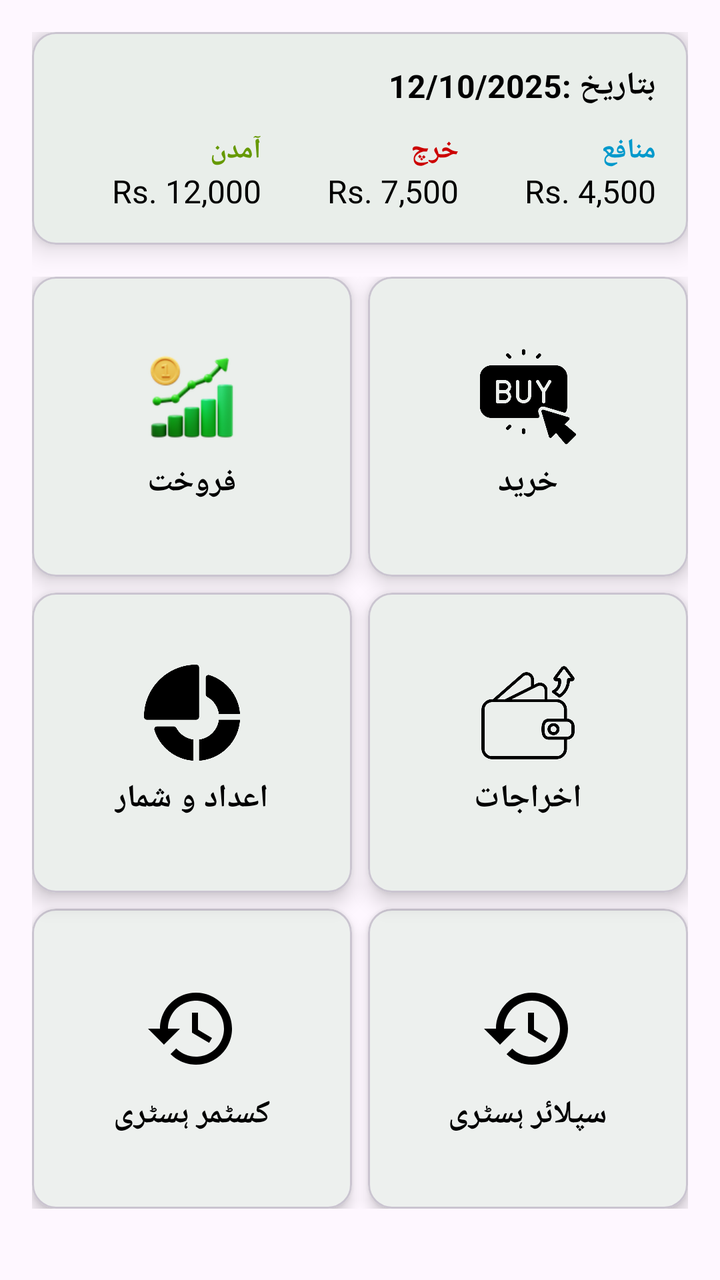
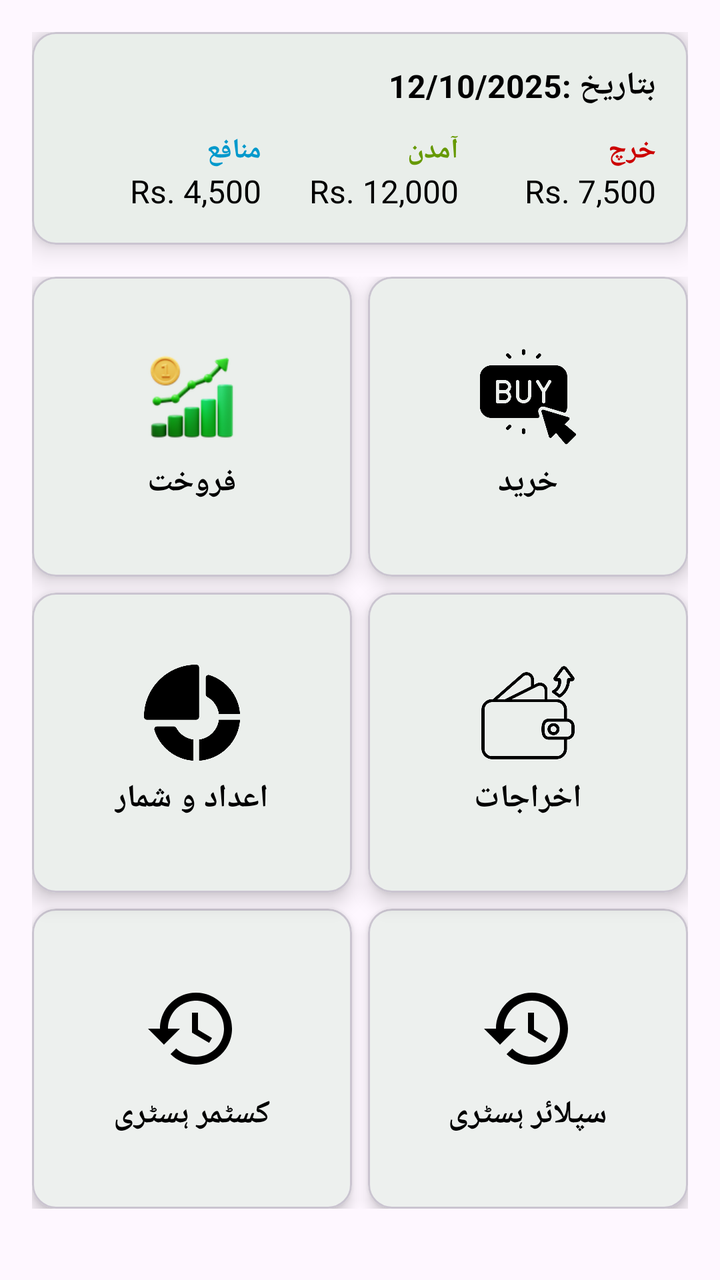

Screens rendered from an Android XML layout before and after an edit, with the pre-edit source and the edit as a unified diff.
<!-- AndroidManifest.xml: application theme Theme.MilkLedger -->
<!-- res/layout/fragment_dashboard.xml -->
<?xml version="1.0" encoding="utf-8"?>
<ScrollView xmlns:android="http://schemas.android.com/apk/res/android"
    xmlns:card_view="http://schemas.android.com/apk/res-auto"
    xmlns:app="http://schemas.android.com/apk/res-auto"
    android:layout_width="match_parent"
    android:layout_height="match_parent"
    android:padding="16dp"
    android:layoutDirection="rtl"
    >

    <LinearLayout
        android:layout_width="match_parent"
        android:layout_height="wrap_content"
        android:orientation="vertical">

        
        <com.google.android.material.card.MaterialCardView
            android:layout_width="match_parent"
            android:layout_height="wrap_content"
            app:cardCornerRadius="12dp"
            app:cardElevation="8dp"
            android:layout_marginBottom="16dp">

            <LinearLayout
                android:layout_width="match_parent"
                android:layout_height="wrap_content"
                android:padding="16dp"
                android:orientation="vertical">

                <LinearLayout
                    android:layout_width="match_parent"
                    android:orientation="horizontal"
                    android:layout_gravity="end"
                    android:layout_height="wrap_content">

                    <TextView
                        android:layout_width="wrap_content"
                        android:layout_height="wrap_content"
                        android:text="بتاریخ :"
                        android:textSize="16sp"
                        android:textStyle="bold"
                        android:textColor="@android:color/black" />

                    <TextView
                        android:id="@+id/tvTodayDate"
                        android:layout_width="wrap_content"
                        android:layout_height="wrap_content"
                        android:text="12/10/2025"
                        android:textSize="16sp"
                        android:textStyle="bold"
                        android:textColor="@android:color/black" />
                </LinearLayout>

                <LinearLayout
                    android:layout_width="match_parent"
                    android:layout_height="wrap_content"
                    android:orientation="horizontal"
                    android:layout_marginTop="12dp"
                    android:weightSum="3">

                    
                    <LinearLayout
                        android:layout_width="0dp"
                        android:layout_height="wrap_content"
                        android:layout_weight="1"
                        android:orientation="vertical">

                        <TextView
                            android:id="@+id/tvProfitLabel"
                            android:layout_width="wrap_content"
                            android:layout_height="wrap_content"
                            android:text="منافع"
                            android:textStyle="bold"
                            android:textSize="14sp"
                            android:textColor="@android:color/holo_blue_dark" />

                        <TextView
                            android:id="@+id/tvProfit"
                            android:layout_width="wrap_content"
                            android:layout_height="wrap_content"
                            android:text="Rs. 4,500"
                            android:textSize="16sp"
                            android:textColor="@android:color/black" />
                    </LinearLayout>

                    
                    <LinearLayout
                        android:layout_width="0dp"
                        android:layout_height="wrap_content"
                        android:layout_weight="1"
                        android:orientation="vertical">

                        <TextView
                            android:id="@+id/tvTotalExpenseLabel"
                            android:layout_width="wrap_content"
                            android:layout_height="wrap_content"
                            android:text="خرچ"
                            android:textStyle="bold"
                            android:textSize="14sp"
                            android:textColor="@android:color/holo_red_dark" />

                        <TextView
                            android:id="@+id/tvTotalExpense"
                            android:layout_width="wrap_content"
                            android:layout_height="wrap_content"
                            android:text="Rs. 7,500"
                            android:textSize="16sp"
                            android:textColor="@android:color/black" />
                    </LinearLayout>

                    
                    <LinearLayout
                        android:layout_width="0dp"
                        android:layout_height="wrap_content"
                        android:layout_weight="1"
                        android:orientation="vertical">

                        <TextView
                            android:id="@+id/tvTotalIncomeLabel"
                            android:layout_width="wrap_content"
                            android:layout_height="wrap_content"
                            android:text="آمدن"
                            android:textStyle="bold"
                            android:textSize="14sp"
                            android:textColor="@android:color/holo_green_dark" />

                        <TextView
                            android:id="@+id/tvTotalIncome"
                            android:layout_width="wrap_content"
                            android:layout_height="wrap_content"
                            android:text="Rs. 12,000"
                            android:textSize="16sp"
                            android:textColor="@android:color/black" />
                    </LinearLayout>
                </LinearLayout>
            </LinearLayout>
        </com.google.android.material.card.MaterialCardView>

        
        <GridLayout
            android:layout_width="match_parent"
            android:layout_height="wrap_content"
            android:columnCount="2"
            android:alignmentMode="alignMargins"
            >

            
            <com.google.android.material.card.MaterialCardView
                android:id="@+id/cardPurchases"
                android:layout_width="0dp"
                android:layout_height="150dp"

                android:layout_columnWeight="1"
                android:layout_marginEnd="8dp"
                android:layout_marginBottom="4dp"
                android:clickable="true"
                android:focusable="true"
                android:foreground="?android:attr/selectableItemBackground"
                app:cardCornerRadius="12dp"
                app:cardElevation="6dp">

                <LinearLayout
                    android:layout_width="match_parent"
                    android:layout_height="match_parent"
                    android:gravity="center"
                    android:orientation="vertical">

                    <ImageView
                        android:layout_width="48dp"
                        android:layout_height="48dp"
                        android:contentDescription="Purchases"
                        android:src="@drawable/ic_buy" />

                    <TextView
                        android:layout_width="wrap_content"
                        android:layout_height="wrap_content"
                        android:layout_marginTop="8dp"
                        android:text="خرید"
                        android:textColor="@android:color/black"
                        android:textSize="16sp"
                        android:textStyle="bold" />
                </LinearLayout>
            </com.google.android.material.card.MaterialCardView>

            
            <com.google.android.material.card.MaterialCardView
                android:id="@+id/cardSales"
                android:layout_width="0dp"
                android:layout_height="150dp"
                android:layout_columnWeight="1"
                android:layout_marginBottom="4dp"
                android:clickable="true"
                android:focusable="true"
                android:foreground="?android:attr/selectableItemBackground"
                app:cardCornerRadius="12dp"
                app:cardElevation="6dp">

                <LinearLayout
                    android:layout_width="match_parent"
                    android:layout_height="match_parent"
                    android:gravity="center"
                    android:orientation="vertical">

                    <ImageView
                        android:layout_width="48dp"
                        android:layout_height="48dp"
                        android:contentDescription="Sales"
                        android:src="@drawable/ic_sales" />

                    <TextView
                        android:layout_width="wrap_content"
                        android:layout_height="wrap_content"
                        android:layout_marginTop="8dp"
                        android:text="فروخت"
                        android:textColor="@android:color/black"
                        android:textSize="16sp"
                        android:textStyle="bold" />
                </LinearLayout>
            </com.google.android.material.card.MaterialCardView>



            
            <com.google.android.material.card.MaterialCardView
                android:id="@+id/cardExpenses"
                android:layout_width="0dp"
                android:layout_height="150dp"
                android:layout_columnWeight="1"
                android:layout_marginTop="4dp"
                android:layout_marginEnd="8dp"
                android:clickable="true"
                android:focusable="true"
                android:foreground="?android:attr/selectableItemBackground"
                app:cardCornerRadius="12dp"
                app:cardElevation="6dp">

                <LinearLayout
                    android:layout_width="match_parent"
                    android:layout_height="match_parent"
                    android:gravity="center"
                    android:orientation="vertical">

                    <ImageView
                        android:layout_width="48dp"
                        android:layout_height="48dp"
                        android:contentDescription="Expenses"
                        android:src="@drawable/ic_expense" />

                    <TextView
                        android:layout_width="wrap_content"
                        android:layout_height="wrap_content"
                        android:layout_marginTop="8dp"
                        android:text="اخراجات"
                        android:textColor="@android:color/black"
                        android:textSize="16sp"
                        android:textStyle="bold" />
                </LinearLayout>
            </com.google.android.material.card.MaterialCardView>

            
            <com.google.android.material.card.MaterialCardView
                android:id="@+id/cardStats"
                android:layout_width="0dp"
                android:layout_height="150dp"
                android:layout_columnWeight="1"
                android:layout_marginTop="4dp"
                android:clickable="true"
                android:focusable="true"
                android:foreground="?android:attr/selectableItemBackground"
                app:cardCornerRadius="12dp"
                app:cardElevation="6dp">

                <LinearLayout
                    android:layout_width="match_parent"
                    android:layout_height="match_parent"
                    android:gravity="center"
                    android:orientation="vertical">

                    <ImageView
                        android:layout_width="48dp"
                        android:layout_height="48dp"
                        android:contentDescription="Stats"
                        android:src="@drawable/ic_stats" />

                    <TextView
                        android:layout_width="wrap_content"
                        android:layout_height="wrap_content"
                        android:layout_marginTop="8dp"
                        android:text="اعداد و شمار"
                        android:textColor="@android:color/black"
                        android:textSize="16sp"
                        android:textStyle="bold" />
                </LinearLayout>
            </com.google.android.material.card.MaterialCardView>

            
            <com.google.android.material.card.MaterialCardView
                android:id="@+id/cardSupplierHistory"
                android:layout_width="0dp"
                android:layout_height="150dp"
                android:layout_columnWeight="1"
                android:layout_marginTop="8dp"
                android:layout_marginEnd="8dp"
                android:clickable="true"
                android:focusable="true"
                android:foreground="?android:attr/selectableItemBackground"
                app:cardCornerRadius="12dp"
                app:cardElevation="4dp">

                <LinearLayout
                    android:layout_width="match_parent"
                    android:layout_height="match_parent"
                    android:gravity="center"
                    android:orientation="vertical">

                    <ImageView
                        android:layout_width="48dp"
                        android:layout_height="48dp"
                        android:contentDescription="Supplier History"
                        android:src="@drawable/ic_history" />

                    <TextView
                        android:layout_width="wrap_content"
                        android:layout_height="wrap_content"
                        android:layout_marginTop="8dp"
                        android:text="سپلائر ہسٹری"
                        android:textColor="@android:color/black"
                        android:textSize="16sp"
                        android:textStyle="bold" />
                </LinearLayout>
            </com.google.android.material.card.MaterialCardView>

            
            <com.google.android.material.card.MaterialCardView
                android:id="@+id/cardCustomerHistory"
                android:layout_width="0dp"
                android:layout_height="150dp"
                android:layout_columnWeight="1"
                android:layout_marginTop="8dp"
                android:clickable="true"
                android:focusable="true"
                android:foreground="?android:attr/selectableItemBackground"
                app:cardCornerRadius="12dp"
                app:cardElevation="4dp">

                <LinearLayout
                    android:layout_width="match_parent"
                    android:layout_height="match_parent"
                    android:gravity="center"
                    android:orientation="vertical">

                    <ImageView
                        android:layout_width="48dp"
                        android:layout_height="48dp"
                        android:contentDescription="Customer History"
                        android:src="@drawable/ic_history" />

                    <TextView
                        android:layout_width="wrap_content"
                        android:layout_height="wrap_content"
                        android:layout_marginTop="8dp"
                        android:text="کسٹمر ہسٹری"
                        android:textColor="@android:color/black"
                        android:textSize="16sp"
                        android:textStyle="bold" />
                </LinearLayout>
            </com.google.android.material.card.MaterialCardView>


        </GridLayout>
    </LinearLayout>
</ScrollView>
<!-- resources referenced by this layout -->
<resources>
  <!-- drawable ic_history (drawable) -->
  <vector xmlns:android="http://schemas.android.com/apk/res/android" android:height="24dp" android:tint="#000000" android:viewportHeight="24" android:viewportWidth="24" android:width="24dp">
        
      <path android:fillColor="@android:color/white" android:pathData="M13,3c-4.97,0 -9,4.03 -9,9L1,12l3.89,3.89 0.07,0.14L9,12L6,12c0,-3.87 3.13,-7 7,-7s7,3.13 7,7 -3.13,7 -7,7c-1.93,0 -3.68,-0.79 -4.94,-2.06l-1.42,1.42C8.27,19.99 10.51,21 13,21c4.97,0 9,-4.03 9,-9s-4.03,-9 -9,-9zM12,8v5l4.28,2.54 0.72,-1.21 -3.5,-2.08L13.5,8L12,8z"/>
      
  </vector>
  <style name="Theme.MilkLedger" parent="Base.Theme.MilkLedger" />
  <style name="Base.Theme.MilkLedger" parent="Theme.Material3.DayNight.NoActionBar">
  
  
  
          <item name="colorPrimary">@color/md_theme_primary</item>
          <item name="colorOnPrimary">@color/md_theme_onPrimary</item>
          <item name="colorSecondary">@color/md_theme_secondary</item>
          <item name="colorOnSecondary">@color/md_theme_onSecondary</item>
          <item name="android:statusBarColor">@android:color/transparent</item>
          <item name="android:navigationBarColor">?attr/colorSurface</item>
  
          <item name="materialButtonStyle">@style/Button.Filled</item>
  
          <item name="textAppearanceHeadlineLarge">@style/Text.H1</item>
          <item name="textAppearanceHeadlineMedium">@style/Text.H2</item>
          <item name="textAppearanceTitleMedium">@style/Text.Title</item>
          <item name="textAppearanceBodyLarge">@style/Text.Body</item>
          <item name="textAppearanceLabelMedium">@style/Text.Caption</item>
          <item name="textAppearanceLabelLarge">@style/Text.Button</item>
  
  
      </style>
  <color name="md_theme_primary">#4CAF50</color>
  <color name="md_theme_onPrimary">#FFFFFF</color>
  <color name="md_theme_secondary">#FFC107</color>
  <color name="md_theme_onSecondary">#000000</color>
  <style name="Button.Filled" parent="Widget.Material3.Button">
          <item name="cornerRadius">@dimen/corner_medium</item>
          <item name="textAppearanceButton">@style/Text.Button</item>
          <item name="elevation">@dimen/elevation_high</item>
          <item name="android:textAllCaps">false</item>
      </style>
  <style name="Text.H1" parent="TextAppearance.Material3.DisplayLarge">
          <item name="android:fontFamily">@font/poppins_bold</item>
          <item name="android:textSize">@dimen/sp_headline_large</item>
          <item name="android:letterSpacing">0.01</item>
      </style>
  <style name="Text.H2" parent="TextAppearance.Material3.HeadlineMedium">
          <item name="android:fontFamily">@font/poppins_semibold</item>
          <item name="android:textSize">@dimen/sp_headline_medium</item>
          <item name="android:letterSpacing">0.01</item>
      </style>
  <style name="Text.Title" parent="TextAppearance.Material3.TitleMedium">
          <item name="android:fontFamily">@font/inter_semibold</item>
          <item name="android:textSize">@dimen/sp_headline_medium</item>
      </style>
  <style name="Text.Body" parent="TextAppearance.Material3.BodyLarge">
          <item name="android:fontFamily">@font/inter</item>
          <item name="android:textSize">@dimen/sp_body</item>
      </style>
  <style name="Text.Caption" parent="TextAppearance.Material3.LabelMedium">
          <item name="android:fontFamily">@font/inter_semibold</item>
          <item name="android:textSize">@dimen/sp_caption</item>
      </style>
  <style name="Text.Button" parent="TextAppearance.Material3.LabelLarge">
          <item name="android:fontFamily">@font/inter_semibold</item>
          <item name="android:textSize">@dimen/sp_button</item>
          <item name="android:textAllCaps">false</item>
      </style>
  <dimen name="corner_medium">8dp</dimen>
  <dimen name="elevation_high">8dp</dimen>
  <dimen name="sp_headline_large">24sp</dimen>
  <dimen name="sp_headline_medium">20sp</dimen>
  <dimen name="sp_body">16sp</dimen>
  <dimen name="sp_caption">14sp</dimen>
  <dimen name="sp_button">16sp</dimen>
  <!-- unchanged entries left out for length: 4 -->
</resources>

<!-- the commit's change to res/layout/fragment_dashboard.xml (unified diff, before → after) -->
@@ -58,6 +58,58 @@
                     android:layout_marginTop="12dp"
                     android:weightSum="3">
 
+
+
+                    
+                    <LinearLayout
+                        android:layout_width="0dp"
+                        android:layout_height="wrap_content"
+                        android:layout_weight="1"
+                        android:orientation="vertical">
+
+                        <TextView
+                            android:id="@+id/tvTotalExpenseLabel"
+                            android:layout_width="wrap_content"
+                            android:layout_height="wrap_content"
+                            android:text="خرچ"
+                            android:textStyle="bold"
+                            android:textSize="14sp"
+                            android:textColor="@android:color/holo_red_dark" />
+
+                        <TextView
+                            android:id="@+id/tvTotalExpense"
+                            android:layout_width="wrap_content"
+                            android:layout_height="wrap_content"
+                            android:text="Rs. 7,500"
+                            android:textSize="16sp"
+                            android:textColor="@android:color/black" />
+                    </LinearLayout>
+
+                    
+                    <LinearLayout
+                        android:layout_width="0dp"
+                        android:layout_height="wrap_content"
+                        android:layout_weight="1"
+                        android:orientation="vertical">
+
+                        <TextView
+                            android:id="@+id/tvTotalIncomeLabel"
+                            android:layout_width="wrap_content"
+                            android:layout_height="wrap_content"
+                            android:text="آمدن"
+                            android:textStyle="bold"
+                            android:textSize="14sp"
+                            android:textColor="@android:color/holo_green_dark" />
+
+                        <TextView
+                            android:id="@+id/tvTotalIncome"
+                            android:layout_width="wrap_content"
+                            android:layout_height="wrap_content"
+                            android:text="Rs. 12,000"
+                            android:textSize="16sp"
+                            android:textColor="@android:color/black" />
+                    </LinearLayout>
+
                     
                     <LinearLayout
                         android:layout_width="0dp"
@@ -79,56 +131,6 @@
                             android:layout_width="wrap_content"
                             android:layout_height="wrap_content"
                             android:text="Rs. 4,500"
-                            android:textSize="16sp"
-                            android:textColor="@android:color/black" />
-                    </LinearLayout>
-
-                    
-                    <LinearLayout
-                        android:layout_width="0dp"
-                        android:layout_height="wrap_content"
-                        android:layout_weight="1"
-                        android:orientation="vertical">
-
-                        <TextView
-                            android:id="@+id/tvTotalExpenseLabel"
-                            android:layout_width="wrap_content"
-                            android:layout_height="wrap_content"
-                            android:text="خرچ"
-                            android:textStyle="bold"
-                            android:textSize="14sp"
-                            android:textColor="@android:color/holo_red_dark" />
-
-                        <TextView
-                            android:id="@+id/tvTotalExpense"
-                            android:layout_width="wrap_content"
-                            android:layout_height="wrap_content"
-                            android:text="Rs. 7,500"
-                            android:textSize="16sp"
-                            android:textColor="@android:color/black" />
-                    </LinearLayout>
-
-                    
-                    <LinearLayout
-                        android:layout_width="0dp"
-                        android:layout_height="wrap_content"
-                        android:layout_weight="1"
-                        android:orientation="vertical">
-
-                        <TextView
-                            android:id="@+id/tvTotalIncomeLabel"
-                            android:layout_width="wrap_content"
-                            android:layout_height="wrap_content"
-                            android:text="آمدن"
-                            android:textStyle="bold"
-                            android:textSize="14sp"
-                            android:textColor="@android:color/holo_green_dark" />
-
-                        <TextView
-                            android:id="@+id/tvTotalIncome"
-                            android:layout_width="wrap_content"
-                            android:layout_height="wrap_content"
-                            android:text="Rs. 12,000"
                             android:textSize="16sp"
                             android:textColor="@android:color/black" />
                     </LinearLayout>
